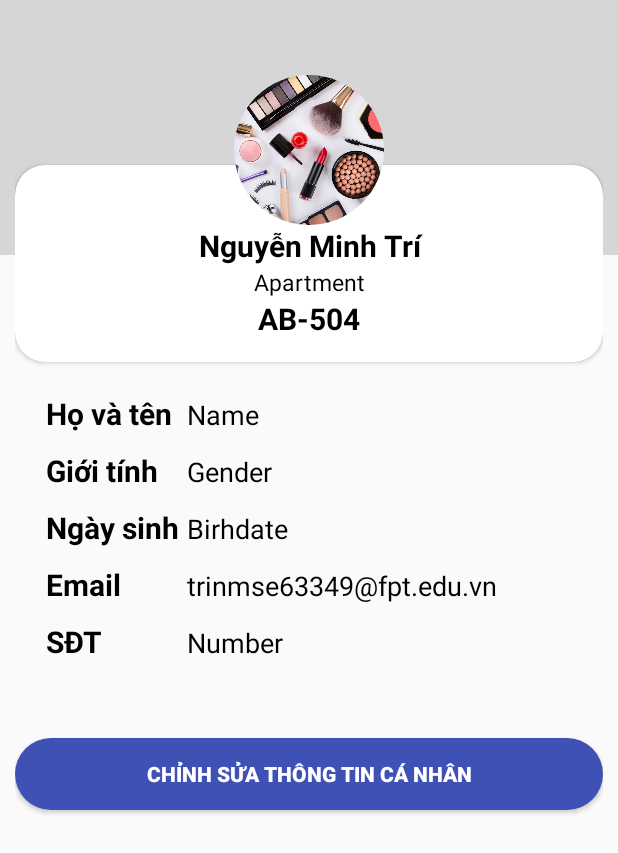
After one commit to k12SWDproject/apartment_citizen_android, an Android app: the ProfileActivity screen opened directly, with no data from a screen before it, on a phone screen of 412 x 824 dp. The commit adds this screen. Shown: the top 853 px of the screen. Run offline under Robolectric (Android 15) with nearby library versions, the phone set to English and light mode, and no system bars; our stand-ins replace CircleImageView; 7 statements that could not run were skipped.

Commit message:
TRI_PRòilr

```diff
--- a/app/build.gradle
+++ b/app/build.gradle
@@ -28,7 +28,11 @@ dependencies {
     implementation 'com.google.android.material:material:1.0.0'
     implementation 'androidx.vectordrawable:vectordrawable:1.1.0'
     implementation 'androidx.legacy:legacy-support-v4:1.0.0'
+    implementation 'com.squareup.picasso:picasso:2.71828'
+    implementation 'de.hdodenhof:circleimageview:3.0.1'
+
     testImplementation 'junit:junit:4.12'
     androidTestImplementation 'androidx.test:runner:1.1.1'
     androidTestImplementation 'androidx.test.espresso:espresso-core:3.1.1'
+
 }
--- a/app/src/main/java/com/example/projectswd/activities/MainActivity.java
+++ b/app/src/main/java/com/example/projectswd/activities/MainActivity.java
@@ -19,14 +19,18 @@ public class MainActivity extends AppCompatActivity {
     protected void onCreate(Bundle savedInstanceState) {
         super.onCreate(savedInstanceState);
         setContentView(R.layout.activity_main);
-        ;
+
 
         Intent intent = getIntent();
          user = (User) intent.getSerializableExtra("USERINFO");
          token = intent.getStringExtra("TOKEN");
          house = user.getHouse();
-        TextView txtInfo = findViewById(R.id.txtInfo);
-        txtInfo.setText(user.getId() +" - "+house.getHouseName());
+         TextView txtName = findViewById(R.id.txtNameOwner);
+         txtName.setText(user.getUsername());
+         TextView txtApID = findViewById(R.id.txtAparmentID);
+         txtApID.setText(house.getHouseName());
+         TextView txtInfo = findViewById(R.id.txtInfo);
+         txtInfo.setText(user.getId() +" - "+house.getHouseName());
     }
 
     public void clickToElectric(View view) {
@@ -43,4 +47,11 @@ public class MainActivity extends AppCompatActivity {
         intent.putExtra("USERINFO",user);
         startActivity(intent);
     }
+
+    public void clickToProfile(View view) {
+        Intent  intent = new Intent(getApplicationContext(), ProfileActivity.class);
+        intent.putExtra("TOKEN", token);
+        intent.putExtra("USERINFO",user);
+        startActivity(intent);
+    }
 }
--- a/app/src/main/java/com/example/projectswd/activities/MenuActivity.java
+++ b/app/src/main/java/com/example/projectswd/activities/MenuActivity.java
@@ -11,13 +11,18 @@ import android.widget.TextView;
 
 import com.example.projectswd.fragments.HomeFragment;
 import com.example.projectswd.R;
+import com.example.projectswd.model.User;
 import com.google.android.material.bottomnavigation.BottomNavigationView;
 
 public class MenuActivity extends AppCompatActivity {
-    private TextView mTextMessage;
+    private TextView mTextMessage,txtNameOwner,txtApartmentNumber;
     private BottomNavigationView btna;
     private Fragment fragment;
-    Intent intent = new Intent();
+
+
+
+
+
     private BottomNavigationView.OnNavigationItemSelectedListener mOnNavigationItemSelectedListener =new
             BottomNavigationView.OnNavigationItemSelectedListener() {
                 @Override
--- /dev/null
+++ b/app/src/main/java/com/example/projectswd/activities/ProfileActivity.java
@@ -0,0 +1,68 @@
+package com.example.projectswd.activities;
+
+import android.content.Intent;
+import android.os.Bundle;
+import android.view.View;
+import android.widget.Button;
+import android.widget.EditText;
+import android.widget.TextView;
+
+import androidx.appcompat.app.AppCompatActivity;
+
+import com.example.projectswd.R;
+import com.example.projectswd.model.House;
+import com.example.projectswd.model.User;
+
+import java.text.SimpleDateFormat;
+
+public class ProfileActivity extends AppCompatActivity {
+    EditText edtFullname, setGender, edtEmail, edtPhoneNo, edtBirthdate;
+    TextView titleName,ApartTitleNo;
+    Button edtBtn, updateBtn;
+    House house;
+
+    @Override
+    protected void onCreate(Bundle savedInstanceState) {
+        super.onCreate(savedInstanceState);
+        setContentView(R.layout.activity_profile);
+
+        Intent intent = getIntent();
+        User user = (User) intent.getSerializableExtra("USERINFO");
+        house = user.getHouse();
+
+        edtFullname = findViewById(R.id.edtFullname);
+        setGender = findViewById(R.id.edtGender);
+        edtEmail = findViewById(R.id.edtEmail);
+        edtPhoneNo = findViewById(R.id.edtNumberphone);
+        edtBirthdate = findViewById(R.id.edtBirthdate);
+        titleName = findViewById(R.id.titleName);
+        ApartTitleNo = findViewById(R.id.numberApartment);
+        edtBtn = findViewById(R.id.editButton);
+        updateBtn = findViewById(R.id.updateButton);
+
+
+
+        edtFullname.setText(user.getFullName());
+        setGender.setText(user.getGender() == 1 ? "Nam" : "Nữ");
+        edtEmail.setText("trinmse63349@fpt.edu.vn");
+        SimpleDateFormat sf = new SimpleDateFormat("dd/MM/yyyy");
+        edtBirthdate.setText(sf.format(user.getDateOfBirth()));
+        edtPhoneNo.setText(user.getIdNumber() + "");
+        titleName.setText(user.getFullName());
+        ApartTitleNo.setText(house.getHouseName());
+
+
+    }
+
+
+    public void clickToEdit(View view) {
+        edtFullname.setEnabled(true);
+        edtEmail.setEnabled(true);
+        edtBirthdate.setEnabled(true);
+        edtPhoneNo.setEnabled(true);
+        setGender.setEnabled(true);
+        updateBtn.setVisibility(View.VISIBLE);
+        edtBtn.setVisibility(View.INVISIBLE);
+
+    }
+}
--- a/app/src/main/java/com/example/projectswd/model/User.java
+++ b/app/src/main/java/com/example/projectswd/model/User.java
@@ -146,4 +146,25 @@ public class User implements Serializable {
     public void setMoney(BigDecimal money) {
         this.money = money;
     }
+
+    @Override
+    public String toString() {
+        return "User{" +
+                "id=" + id +
+                ", username='" + username + '\'' +
+                ", password='" + password + '\'' +
+                ", role=" + role +
+                ", house=" + house +
+                ", creator=" + creator +
+                ", profileImage='" + profileImage + '\'' +
+                ", dateOfBirth=" + dateOfBirth +
+                ", idNumber='" + idNumber + '\'' +
+                ", gender=" + gender +
+                ", fullName='" + fullName + '\'' +
+                ", createDate=" + createDate +
+                ", lastModified=" + lastModified +
+                ", status=" + status +
+                ", money=" + money +
+                '}';
+    }
 }
--- /dev/null
+++ b/app/src/main/res/drawable/edt_greneral.xml
@@ -0,0 +1,4 @@
+<?xml version="1.0" encoding="utf-8"?>
+<selector xmlns:android="http://schemas.android.com/apk/res/android">
+
+</selector>
--- /dev/null
+++ b/app/src/main/res/drawable/round_bg.xml
@@ -0,0 +1,22 @@
+<?xml version="1.0" encoding="utf-8"?>
+<selector xmlns:android="http://schemas.android.com/apk/res/android">
+    <item
+        android:state_pressed="true">
+        <shape android:shape="rectangle">
+            <solid android:color="#ffcc00" />
+            <corners android:radius="50dp" />
+        </shape>
+    </item>
+    <item>
+        <shape xmlns:android="http://schemas.android.com/apk/res/android"
+            android:shape="rectangle"
+            android:padding="10dp">
+            <solid android:color="#3F51B5"/>
+            <corners
+                android:bottomRightRadius="50dp"
+                android:bottomLeftRadius="50dp"
+                android:topLeftRadius="50dp"
+                android:topRightRadius="50dp"/>
+        </shape>
+    </item>
+</selector>
--- a/app/src/main/res/layout/activity_electric.xml
+++ b/app/src/main/res/layout/activity_electric.xml
@@ -28,7 +28,7 @@
                     android:layout_width="match_parent"
                     android:layout_height="wrap_content"
                     android:layout_marginBottom="10dp"
-                    android:background="@drawable/images"
+                    android:background="@drawable/wallpaper"
 
                     android:gravity="center"
                     android:text="Hóa Đơn Tiền Điện"
--- a/app/src/main/res/layout/activity_main.xml
+++ b/app/src/main/res/layout/activity_main.xml
@@ -24,7 +24,7 @@
                 android:layout_height="wrap_content"
                 android:text="hello"
                 android:id="@+id/txtInfo"
-                android:background="@drawable/images"
+                android:background="@drawable/wallpaper"
                 />
 
             <LinearLayout
@@ -89,7 +89,7 @@
             android:layout_weight="3.5"
             android:layout_marginLeft="25dp"
             android:background="#ffff"
-            android:onClick="clickToWater"
+            android:onClick="clickToProfile"
             />
 
 
--- a/app/src/main/res/layout/activity_menu.xml
+++ b/app/src/main/res/layout/activity_menu.xml
@@ -6,7 +6,39 @@
     android:layout_width="match_parent"
     android:layout_height="match_parent"
     tools:context="com.example.projectswd.activities.MenuActivity">
+    <RelativeLayout
+        android:layout_width="match_parent"
+        android:layout_height="150dp"
+        android:background="@drawable/wallpaper1"
+        tools:ignore="MissingConstraints">
 
+        <de.hdodenhof.circleimageview.CircleImageView
+            android:id="@+id/imageView"
+            android:layout_width="70dp"
+            android:layout_height="70dp"
+            android:layout_marginTop="20dp"
+            android:layout_centerHorizontal="true"
+            android:src="@drawable/profile"
+            android:onClick="clickToProfile"/>
+        <TextView
+            android:id="@+id/txtNameOwner"
+            android:layout_width="match_parent"
+            android:layout_height="wrap_content"
+            android:textColor="#FFFFFF"
+            android:text="Nguyen Minh Tri"
+            android:layout_below="@id/imageView"
+            android:gravity="center"/>
+        <TextView
+            android:id="@+id/txtAparmentID"
+            android:layout_width="match_parent"
+            android:layout_height="wrap_content"
+            android:textColor="#FFFFFF"
+            android:text="APARTMENT-001"
+            android:layout_below="@id/txtNameOwner"
+            android:gravity="center"/>
+
+
+    </RelativeLayout>
 
     <FrameLayout
         android:id="@+id/fragment_content"
--- /dev/null
+++ b/app/src/main/res/layout/activity_profile.xml
@@ -0,0 +1,238 @@
+<?xml version="1.0" encoding="utf-8"?>
+<RelativeLayout xmlns:android="http://schemas.android.com/apk/res/android"
+    xmlns:tools="http://schemas.android.com/tools"
+    android:layout_width="match_parent"
+    android:layout_height="match_parent"
+    xmlns:app="http://schemas.android.com/apk/res-auto"
+
+
+    tools:context=".activities.ProfileActivity">
+
+    <View
+        android:layout_width="match_parent"
+        android:layout_height="170dp"
+        android:background="@drawable/wallpaper1" />
+
+    <LinearLayout
+        android:layout_width="match_parent"
+        android:layout_height="wrap_content"
+        android:layout_marginLeft="10dp"
+        android:layout_marginRight="10dp"
+        android:orientation="vertical">
+
+        <RelativeLayout
+            android:layout_width="match_parent"
+            android:layout_height="wrap_content"
+            android:layout_marginTop="50dp">
+
+            <de.hdodenhof.circleimageview.CircleImageView
+                android:id="@+id/imageView"
+                android:layout_width="100dp"
+                android:layout_height="100dp"
+                android:layout_centerHorizontal="true"
+                android:layout_gravity="center"
+                android:src="@drawable/profile"
+                android:elevation="1dp"/>
+
+            <LinearLayout
+                android:layout_width="match_parent"
+                android:layout_height="match_parent"
+                android:orientation="vertical">
+
+               <androidx.cardview.widget.CardView
+                   android:layout_width="match_parent"
+                   android:layout_height="wrap_content"
+                   android:layout_marginTop="60dp"
+                   app:contentPaddingBottom="15dp"
+                   app:contentPaddingLeft="15dp"
+                   app:contentPaddingRight="15dp"
+                   app:contentPaddingTop="40dp"
+                   app:cardCornerRadius="20dp">
+                   <LinearLayout
+                       android:layout_width="match_parent"
+                       android:layout_height="wrap_content"
+                       android:orientation="vertical">
+                       <TextView
+                           android:id="@+id/titleName"
+                           android:layout_width="match_parent"
+                           android:layout_height="wrap_content"
+
+                           android:gravity="center"
+                           android:text="Nguyễn Minh Trí"
+                           android:textColor="#000000"
+                           android:textSize="20dp"
+                           android:textStyle="bold" />
+
+                       <TextView
+                           android:id="@+id/titleApartment"
+                           android:layout_width="match_parent"
+                           android:layout_height="wrap_content"
+                           android:layout_below="@id/titleName"
+                           android:gravity="center"
+                           android:text="Apartment"
+                           android:textColor="#000000"
+                           android:textSize="15dp" />
+
+                       <TextView
+                           android:id="@+id/numberApartment"
+                           android:layout_width="match_parent"
+                           android:layout_height="wrap_content"
+                           android:layout_below="@id/titleApartment"
+                           android:gravity="center"
+                           android:text="AB-504"
+                           android:textColor="#000000"
+                           android:textSize="20dp"
+                           android:textStyle="bold" />
+                   </LinearLayout>
+
+
+
+
+
+
+               </androidx.cardview.widget.CardView>
+
+                <TableLayout
+                    android:layout_width="match_parent"
+                    android:layout_height="wrap_content"
+                    android:layout_margin="5dp"
+                    android:padding="10dp"
+                    >
+
+                    <TableRow android:layout_margin="5dp"
+                        >
+
+                        <TextView
+                            android:layout_width="match_parent"
+                            android:layout_height="wrap_content"
+                            android:text="Họ và tên"
+                            android:textColor="@color/blackFont"
+                            android:textSize="20dp"
+                            android:textStyle="bold"
+                            android:layout_marginRight="10dp"/>
+
+                        <EditText
+                            android:id="@+id/edtFullname"
+                            style="@style/styleForEditText"
+                            android:hint="Name"
+                            android:background="@drawable/edt_greneral"
+                            />
+                    </TableRow>
+
+                    <TableRow android:layout_margin="5dp">
+
+                        <TextView
+                            android:layout_width="match_parent"
+                            android:layout_height="wrap_content"
+                            android:text="Giới tính"
+                            android:textColor="@color/blackFont"
+                            android:textSize="20dp"
+                            android:textStyle="bold" />
+
+                        <EditText
+                            android:id="@+id/edtGender"
+                            android:hint="Gender"
+                            style="@style/styleForEditText"
+                            android:background="@drawable/edt_greneral" />
+                    </TableRow>
+
+                    <TableRow android:layout_margin="5dp">
+
+                        <TextView
+                            android:layout_width="match_parent"
+                            android:layout_height="wrap_content"
+                            android:text="Ngày sinh"
+                            android:textColor="@color/blackFont"
+                            android:textSize="20dp"
+                            android:textStyle="bold" />
+
+                        <EditText
+                            android:id="@+id/edtBirthdate"
+                            android:hint="Birhdate"
+                            style="@style/styleForEditText"
+                            android:background="@drawable/edt_greneral"/>
+                    </TableRow>
+
+                    <TableRow android:layout_margin="5dp">
+
+                        <TextView
+                            android:layout_width="match_parent"
+                            android:layout_height="wrap_content"
+                            android:text="Email"
+                            android:textColor="@color/blackFont"
+                            android:textSize="20dp"
+                            android:textStyle="bold" />
+
+                        <EditText
+                            android:id="@+id/edtEmail"
+                            android:hint="Email"
+                            style="@style/styleForEditText"
+                            android:background="@drawable/edt_greneral"/>
+                    </TableRow>
+
+                    <TableRow android:layout_margin="5dp">
+
+                        <TextView
+                            android:layout_width="match_parent"
+                            android:layout_height="wrap_content"
+                            android:text="SĐT"
+                            android:textColor="@color/blackFont"
+                            android:textSize="20dp"
+                            android:textStyle="bold" />
+
+                        <EditText
+                            android:id="@+id/edtNumberphone"
+                            android:hint="Number"
+                            style="@style/styleForEditText"
+                            android:background="@drawable/edt_greneral"/>
+                    </TableRow>
+
+
+                </TableLayout>
+               <RelativeLayout
+                   android:layout_width="match_parent"
+                   android:layout_height="wrap_content"
+                   >
+                   <Button
+                       android:layout_width="match_parent"
+                       android:layout_height="wrap_content"
+                       android:text="Chỉnh sửa thông tin cá nhân"
+                       android:background="@drawable/round_bg"
+                       android:textColor="#FFF"
+                       android:textStyle="bold"
+                       android:layout_marginTop="30dp"
+                       android:layout_marginBottom="10dp"
+                       android:visibility="visible"
+                       android:id="@+id/editButton"
+                       android:onClick="clickToEdit"
+                       />
+                   <Button
+                       android:visibility="invisible"
+                       android:layout_width="match_parent"
+                       android:layout_height="wrap_content"
+                       android:text="Cập nhật thông tin cá nhân"
+                       android:background="@drawable/round_bg"
+                       android:textColor="#FFF"
+                       android:textStyle="bold"
+                       android:layout_marginTop="30dp"
+                       android:layout_marginBottom="10dp"
+                       android:id="@+id/updateButton"
+                       />
+               </RelativeLayout>
+
+
+
+
+
+            </LinearLayout>
+
+
+
+        </RelativeLayout>
+
+
+
+    </LinearLayout>
+
+
+</RelativeLayout>
--- a/app/src/main/res/layout/activity_water.xml
+++ b/app/src/main/res/layout/activity_water.xml
@@ -28,7 +28,7 @@
                     android:layout_width="match_parent"
                     android:layout_height="wrap_content"
                     android:layout_marginBottom="10dp"
-                    android:background="@drawable/images"
+                    android:background="@drawable/wallpaper"
 
                     android:gravity="center"
                     android:text="Hóa Đơn Tiền Nước"
--- a/app/src/main/res/values/colors.xml
+++ b/app/src/main/res/values/colors.xml
@@ -3,4 +3,7 @@
     <color name="colorPrimary">#008577</color>
     <color name="colorPrimaryDark">#00574B</color>
     <color name="colorAccent">#D81B60</color>
+    <color name="blackFont">#000</color>
+
+
 </resources>
--- a/app/src/main/res/values/styles.xml
+++ b/app/src/main/res/values/styles.xml
@@ -7,5 +7,21 @@
         <item name="colorPrimaryDark">@color/colorPrimaryDark</item>
         <item name="colorAccent">@color/colorAccent</item>
     </style>
+    <style name="styleForEditText" parent="Widget.AppCompat.EditText">
+        <item name="android:layout_width">match_parent</item>
+        <item name="android:background">@null</item>
+        <item name="android:gravity">left</item>
+        <item name="android:textColor">#000000</item>
+        <item name="android:enabled">false</item>
+        <item name="android:textColorHint">#000000</item>
 
+
+        android:layout_width="match_parent"
+        android:background="@null"
+        android:gravity="left"
+        android:textColor="#000000"
+        android:enabled="false"
+        android:textColorHint="#000000"
+
+    </style>
 </resources>
```
Also changed, not shown: app/src/main/AndroidManifest.xml (+4 -3 lines), app/src/main/res/drawable/profile.jpg (added), app/src/main/res/drawable/wallpaper.jpg (renamed from app/src/main/res/drawable/images.jpg), 2 other files.
